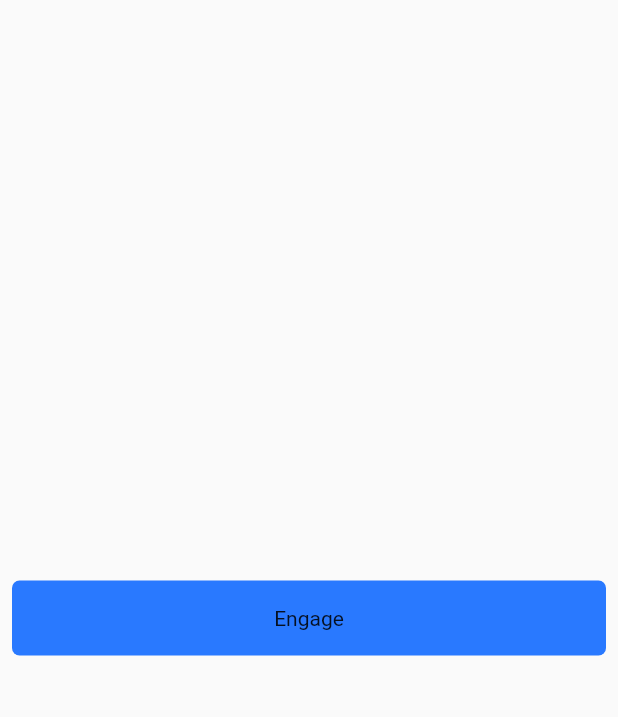
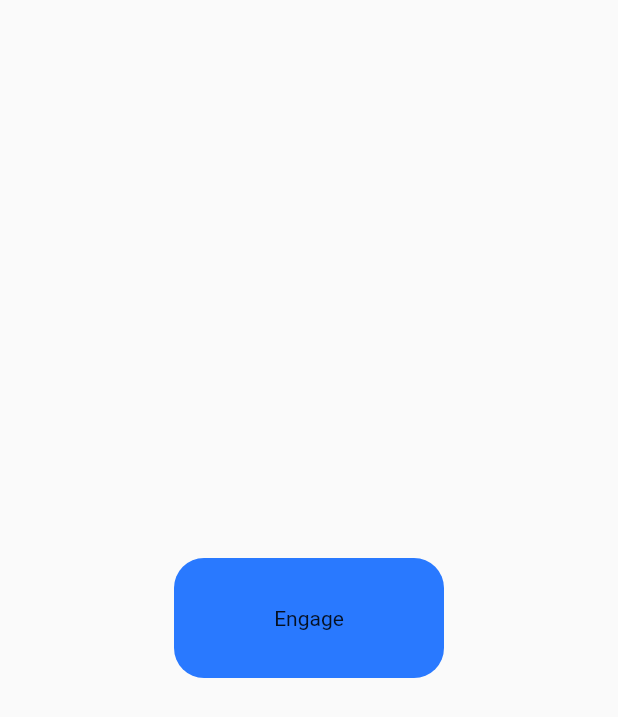
Before and after one commit to hammadulhassan123/Flutter-class-23rd-October, a Flutter app: the screen it shows after launch, on a phone screen of 412 x 824 dp. Shown: the top 717 px of the screen. Run offline on Flutter 3.47's test engine with Material 2 defaults, Android fonts, the phone set to English and light mode, and no system bars.

```diff
--- a/lib/main.dart
+++ b/lib/main.dart
@@ -11,11 +11,12 @@ class MyButton extends StatelessWidget {
         print('MyButton was tapped!');
       },
       child: Container(
-        height: 50,
+        height: 80,
+        width: 180,
         padding: const EdgeInsets.all(8),
         margin: const EdgeInsets.symmetric(horizontal: 8),
         decoration: BoxDecoration(
-          borderRadius: BorderRadius.circular(5),
+          borderRadius: BorderRadius.circular(20),
           color: Colors.blueAccent[400],
         ),
         child: const Center(
```
